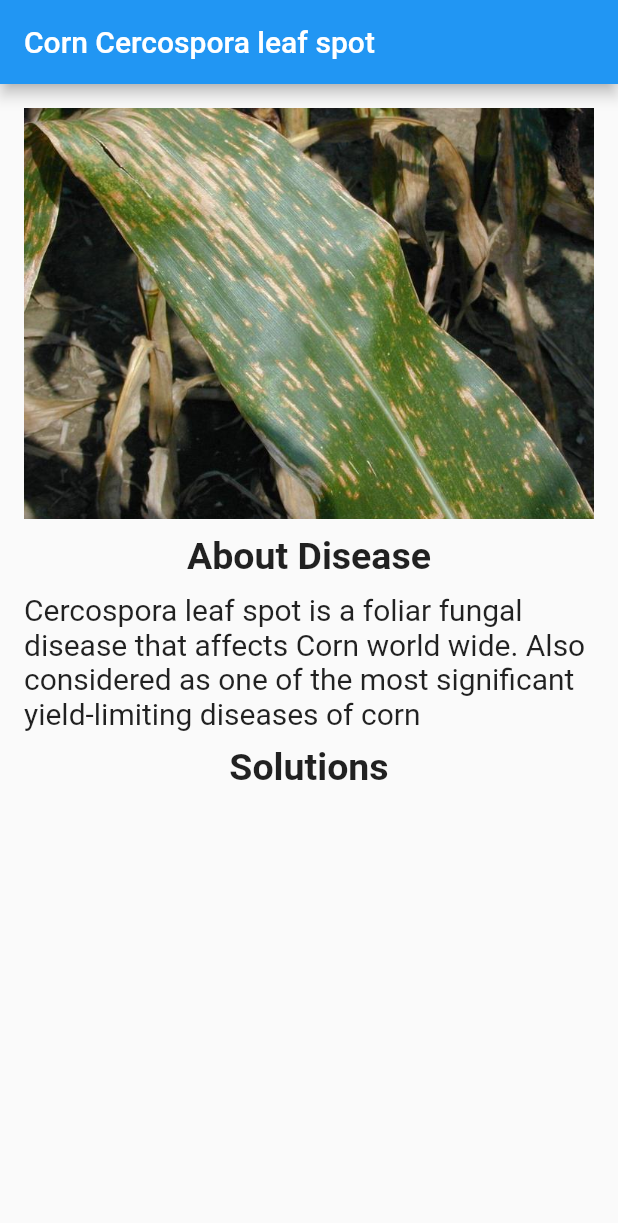
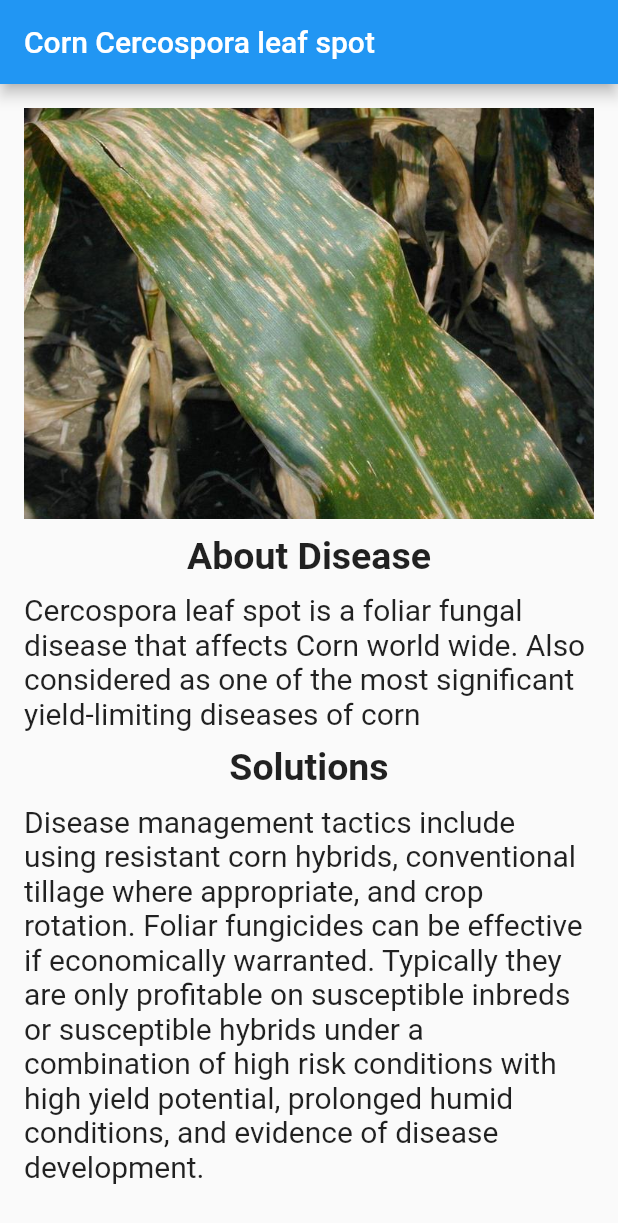
Before and after one commit to sean-jesuharun/Plant-Disease-Detection-Application, a Flutter app: the cornone screen opened directly, on a phone screen of 412 x 824 dp. Shown: the top 1223 px of the screen. Run offline on Flutter 3.47's test engine with Material 2 defaults, Android fonts, the phone set to English and light mode, and no system bars; our stand-ins replace image_cropper, image_picker.

Commit message:
Corn and Grape dart files updated
The dart files for corn and grape updated with the disease solutions

```diff
--- a/sdgpgui/lib/screen/SearchDisease/AllDisease/Corn/corn1.dart
+++ b/sdgpgui/lib/screen/SearchDisease/AllDisease/Corn/corn1.dart
@@ -38,7 +38,15 @@ class _cornoneState extends State<cornone> {
               height: 10.0,
             ),
 
-              Text('Solutions',style: TextStyle(fontWeight: FontWeight.bold,fontSize: 25,),)
+              Text('Solutions',style: TextStyle(fontWeight: FontWeight.bold,fontSize: 25,),),
+              SizedBox(
+              height: 10.0,
+),
+
+              Text(
+                'Disease management tactics include using resistant corn hybrids, conventional tillage where appropriate, and crop rotation. Foliar fungicides can be effective if economically warranted. Typically they are only profitable on susceptible inbreds or susceptible hybrids under a combination of high risk conditions with high yield potential, prolonged humid conditions, and evidence of disease development.',
+                style: TextStyle(fontSize: 20.0),
+              )
             ],
           ),
         ),
--- a/sdgpgui/lib/screen/SearchDisease/AllDisease/Corn/corn3.dart
+++ b/sdgpgui/lib/screen/SearchDisease/AllDisease/Corn/corn3.dart
@@ -30,7 +30,7 @@ class _cornthreeState extends State<cornthree> {
             ),
 
               Text(
-                  'Northern corn leaf blight (NCLB) or Turcicum leaf blight (TLB) is a foliar disease of corn (maize) caused by Exserohilum turcicum.',
+                  'Northern corn leaf blight (NCLB) or Turcicum leaf blight (TLB) is a foliar disease of corn (maize) caused by Exserohilum turcicum.The disease is most prevalent during moderate temperatures (64 to 80 degrees F) with prolonged periods of moisture. It typically appears at or after silking, but the disease is usually more severe when infection occurs earlier.',
                   style: TextStyle(fontSize: 20.0),
               ),
 
@@ -38,7 +38,15 @@ class _cornthreeState extends State<cornthree> {
               height: 10.0,
             ),
 
-              Text('Solutions',style: TextStyle(fontWeight: FontWeight.bold,fontSize: 25,),)
+              Text('Solutions',style: TextStyle(fontWeight: FontWeight.bold,fontSize: 25,),),
+              SizedBox(
+              height: 10.0,
+              ),
+
+              Text(
+                'Use resistant hybrids. Fungicides may be warranted on inbreds for seed production during the early stages of this disease. Crop rotation and tillage practices may be helpful in some cases.',
+                style: TextStyle(fontSize: 20.0),
+              )
             ],
           ),
         ),
```
Also changed, not shown: sdgpgui/lib/screen/SearchDisease/AllDisease/Corn/corn2.dart (+9 -1 lines), sdgpgui/lib/screen/SearchDisease/AllDisease/Grape/grape1.dart (+9 -1 lines), sdgpgui/lib/screen/SearchDisease/AllDisease/Grape/grape2.dart (+9 -1 lines), sdgpgui/lib/screen/SearchDisease/AllDisease/Grape/grape3.dart (+9 -1 lines).
